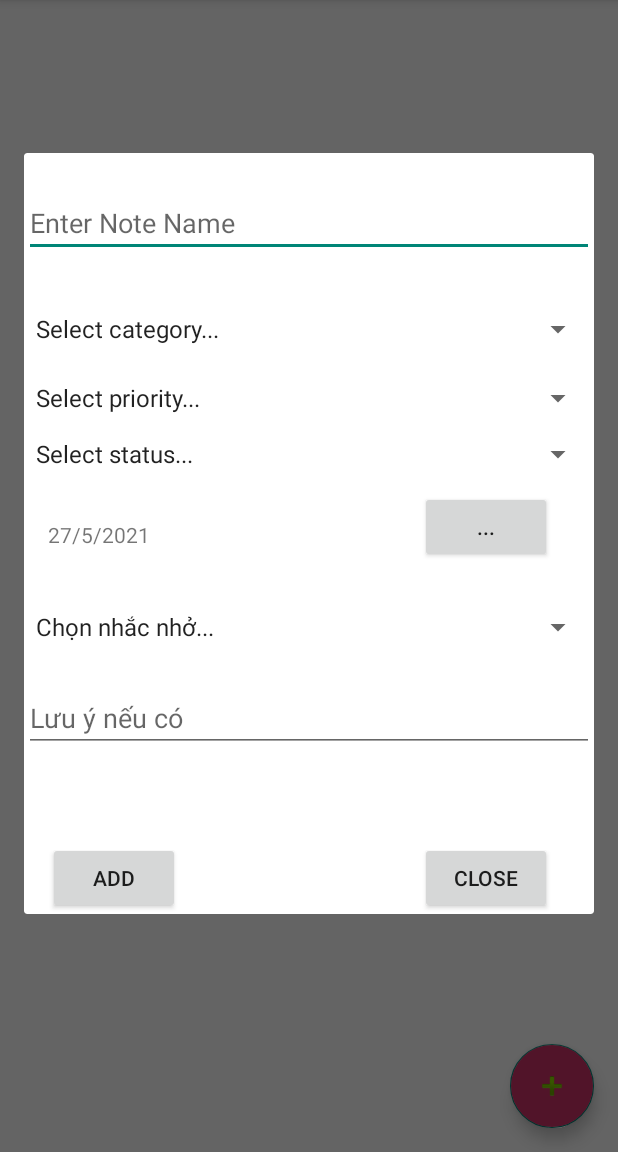
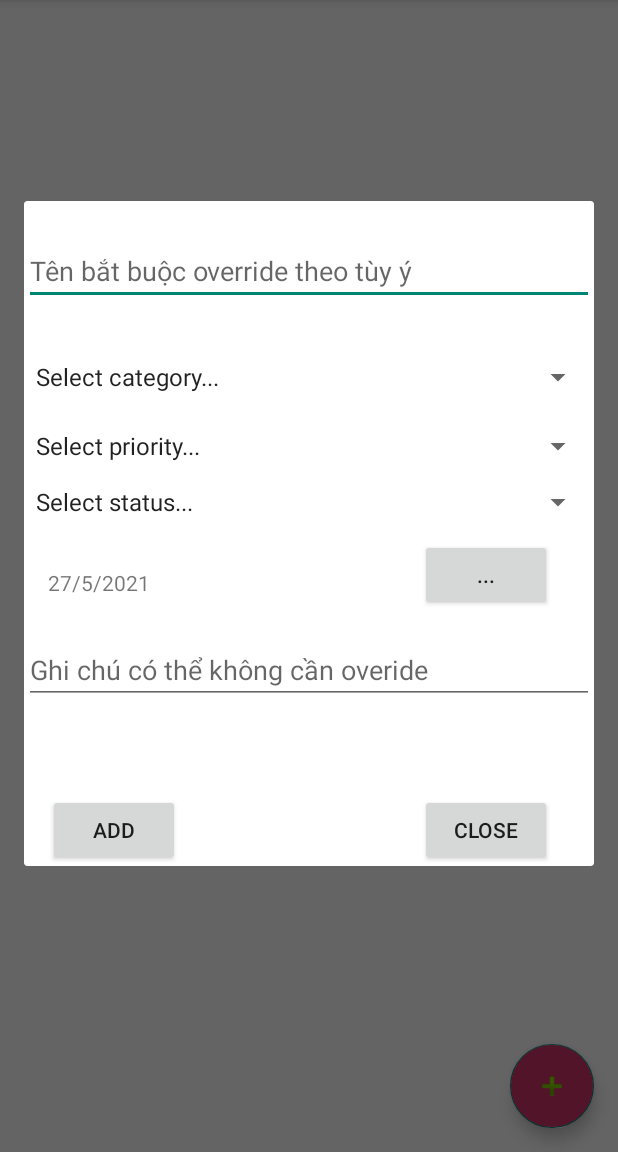
Before and after one commit to derrickvo72/Personal-Diary-App, an Android app: the fragment NoteFragment shown on its own in the app's theme, after a tap on an icon or button, on a phone screen of 412 x 824 dp, the part 84-1236 px from its top. Run offline under Robolectric (Android 15) with nearby library versions, the phone set to English and light mode, and no system bars; our stand-ins replace Room's generated code.

Commit message:
tao khung method

```diff
--- a/NoteManagementSystem/app/src/main/AndroidManifest.xml
+++ b/NoteManagementSystem/app/src/main/AndroidManifest.xml
@@ -23,7 +23,6 @@
             android:name=".Main2Activity"
             android:label="@string/app_name"
             android:theme="@style/Theme.NoteManagementSystem.NoActionBar">
-
         </activity>
     </application>
 
--- /dev/null
+++ b/NoteManagementSystem/app/src/main/java/android/btth/notemanagementsystem/TimePickerFragment.java
@@ -0,0 +1,4 @@
+package android.btth.notemanagementsystem;
+
+public class TimePickerFragment {
+}
--- a/NoteManagementSystem/app/src/main/java/android/btth/notemanagementsystem/ui/note/NoteFragment.java
+++ b/NoteManagementSystem/app/src/main/java/android/btth/notemanagementsystem/ui/note/NoteFragment.java
@@ -2,16 +2,16 @@ package android.btth.notemanagementsystem.ui.note;
 
 import android.app.AlertDialog;
 import android.app.DatePickerDialog;
+import android.app.TimePickerDialog;
 import android.btth.notemanagementsystem.Adapter.NoteAdapter;
 import android.btth.notemanagementsystem.AppDatabase;
 import android.btth.notemanagementsystem.R;
-import android.btth.notemanagementsystem.entity.Category;
+import android.btth.notemanagementsystem.TimePickerFragment;
 import android.btth.notemanagementsystem.entity.Note;
 import android.btth.notemanagementsystem.entity.NoteDetails;
 import android.content.Context;
 import android.content.SharedPreferences;
 import android.os.Bundle;
-import android.os.Message;
 import android.text.format.DateFormat;
 import android.view.LayoutInflater;
 import android.view.MenuItem;
@@ -27,6 +27,7 @@ import android.widget.TextView;
 import android.widget.Toast;
 
 import androidx.annotation.NonNull;
+import androidx.fragment.app.DialogFragment;
 import androidx.fragment.app.Fragment;
 import androidx.recyclerview.widget.LinearLayoutManager;
 import androidx.recyclerview.widget.RecyclerView;
@@ -38,21 +39,23 @@ import java.util.Arrays;
 import java.util.Calendar;
 import java.util.List;
 
-public class NoteFragment extends Fragment implements AdapterView.OnItemSelectedListener {
+public class NoteFragment extends Fragment implements AdapterView.OnItemSelectedListener, DatePickerDialog.OnDateSetListener {
 
     RecyclerView recyclerView;
     NoteAdapter noteAdapter;
     LinearLayoutManager layoutManager;
     List<NoteDetails> noteDetailsList;
     AppDatabase adb;
-    Button btnClose,btnAdd,btnTimePlan;
+    Button btnClose,btnAdd,btnTimePlan, btnTimePicker;
     EditText edtNoteName;
-    TextView txtDate;
+    TextView txtDate, txtTime;
     FloatingActionButton fbtnAddNote;
     private SharedPreferences sharedPreferences;
     int userID;
     NoteDetails ndd;
     String[] lstCatName, lstPrioName,lstSttName;
+    int day, month, year, hour, minute;
+    int myday, myMonth, myYear, myHour, myMinute;
 
     public View onCreateView(@NonNull LayoutInflater inflater,
                              ViewGroup container, Bundle savedInstanceState) {
@@ -71,9 +74,7 @@ public class NoteFragment extends Fragment implements AdapterView.OnItemSelected
         fbtnAddNote.setOnClickListener(new View.OnClickListener() {
             @Override
             public void onClick(View view) {
-
                 OpenInfoDialog();
-
             }
         });
 
@@ -143,16 +144,6 @@ public class NoteFragment extends Fragment implements AdapterView.OnItemSelected
         listc.addAll(Arrays.asList(lstSttName));
         Object[] c = listc.toArray();
 
-        Spinner spnTB =(Spinner) view.findViewById(R.id.spnTB);
-        ArrayList<String> arrayTB = new ArrayList<String>();
-
-        //Set template method cái này
-        arrayTB.add("Chọn nhắc nhở...");
-        arrayTB.add("Không nhắc nhở");
-        arrayTB.add("Nhắc nhở");
-        ArrayAdapter arrayAdapterTB = new ArrayAdapter(getContext(), android.R.layout.simple_spinner_item,arrayTB);
-        arrayAdapterTB.setDropDownViewResource(android.R.layout.simple_spinner_dropdown_item);
-        spnTB.setAdapter(arrayAdapterTB);
 
         ArrayAdapter lstStt = new ArrayAdapter(getContext(),android.R.layout.simple_spinner_item,c);
         lstStt.setDropDownViewResource(android.R.layout.simple_spinner_dropdown_item);
@@ -209,6 +200,13 @@ public class NoteFragment extends Fragment implements AdapterView.OnItemSelected
 
             alertDialog.cancel();
         });
+
+
+//        txtTime = view.findViewById(R.id.txtTime);
+//        btnTimePicker = view.findViewById(R.id.btnTimepicker);
+//        btnTimePicker.setOnClickListener(v -> {
+//
+//        });
 
     }
     /*
@@ -423,4 +421,8 @@ public class NoteFragment extends Fragment implements AdapterView.OnItemSelected
         return super.onContextItemSelected(item);
     }
 
+    @Override
+    public void onDateSet(DatePicker view, int year, int month, int dayOfMonth) {
+
+    }
 }
--- a/NoteManagementSystem/app/src/main/res/layout/dialog_add_note.xml
+++ b/NoteManagementSystem/app/src/main/res/layout/dialog_add_note.xml
@@ -11,7 +11,7 @@
         android:layout_height="41dp"
         android:layout_marginTop="28dp"
         android:ems="10"
-        android:hint="@string/enter_note_name"
+        android:hint="Tên bắt buộc override theo tùy ý"
         android:inputType="textPersonName"
         app:layout_constraintEnd_toEndOf="parent"
         app:layout_constraintHorizontal_bias="0.0"
@@ -73,25 +73,39 @@
         android:text="Button"
         app:layout_constraintTop_toBottomOf="@+id/spnStt" />
 
-    <Spinner
-        android:layout_below="@+id/txtDate"
-        android:id="@+id/spnTB"
-        android:layout_width="match_parent"
-        android:layout_height="wrap_content"
-        android:layout_marginTop="40dp"
-        app:layout_constraintEnd_toEndOf="parent"
-        app:layout_constraintHorizontal_bias="0.0"
-        app:layout_constraintStart_toStartOf="parent"
-        app:layout_constraintTop_toBottomOf="@+id/txtDate" />
+<!--    <TextView-->
+<!--        android:id="@+id/txtTime"-->
+<!--        android:layout_below="@+id/txtDate"-->
+<!--        android:layout_width="wrap_content"-->
+<!--        android:layout_height="wrap_content"-->
+<!--        android:inputType="text"-->
+<!--        android:layout_marginStart="16dp"-->
+<!--        android:layout_marginTop="60dp"-->
+<!--        android:text="TextView"-->
+<!--        app:layout_constraintStart_toStartOf="parent"-->
+<!--        app:layout_constraintTop_toBottomOf="@+id/spnStt" />-->
+
+<!--    <Button-->
+<!--        android:id="@+id/btnTimepicker"-->
+<!--        android:layout_below="@+id/txtDate"-->
+<!--        android:layout_width="wrap_content"-->
+<!--        android:layout_height="wrap_content"-->
+<!--        android:layout_marginLeft="222dp"-->
+<!--        android:layout_marginTop="50dp"-->
+<!--        android:layout_marginEnd="28dp"-->
+<!--        android:layout_marginRight="12dp"-->
+<!--        android:layout_alignParentRight="true"-->
+<!--        android:text="Alarm"-->
+<!--        app:layout_constraintTop_toBottomOf="@+id/spnStt" />-->
 
     <EditText
         android:id="@+id/edtDetail"
         android:layout_marginTop="30dp"
-        android:layout_below="@+id/spnTB"
+        android:layout_below="@+id/txtDate"
         android:layout_width="match_parent"
         android:layout_height="41dp"
         android:ems="10"
-        android:hint="Lưu ý nếu có"
+        android:hint="Ghi chú có thể không cần overide"
         android:inputType="textPersonName"
         app:layout_constraintBottom_toBottomOf="parent"
         app:layout_constraintEnd_toEndOf="parent"
--- a/NoteManagementSystem/app/src/main/res/menu/activity_main_drawer.xml
+++ b/NoteManagementSystem/app/src/main/res/menu/activity_main_drawer.xml
@@ -34,6 +34,9 @@
                 <item android:id="@+id/nav_changepassword"
                     android:icon="@drawable/ic_baseline_send_24"
                     android:title="@string/change_password"/>
+                <item android:id="@+id/nav_logout"
+                    android:icon="@drawable/ic_baseline_send_24"
+                    android:title="Log out"/>
             </menu>
         </item>
     </group>
--- a/NoteManagementSystem/app/src/main/res/values/themes.xml
+++ b/NoteManagementSystem/app/src/main/res/values/themes.xml
@@ -1,6 +1,6 @@
 <resources xmlns:tools="http://schemas.android.com/tools">
     <!-- Base application theme. -->
-    <style name="Theme.NoteManagementSystem" parent="Theme.AppCompat.Light">
+    <style name="Theme.NoteManagementSystem" parent="Theme.AppCompat.DayNight">
         <!-- Primary brand color. -->
         <item name="colorPrimary">#009688</item>
         <item name="colorPrimaryVariant">@color/purple_700</item>
```
Also changed, not shown: NoteManagementSystem/app/src/main/java/android/btth/notemanagementsystem/Main2Activity.java (+37 -1 lines).
